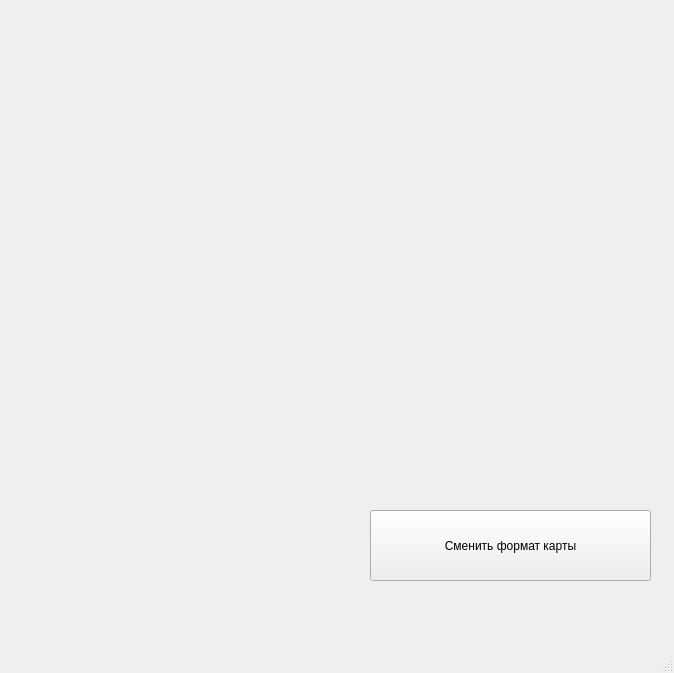
This is api/main.ui in 123name123/super_mega_cool_project as Qt 5 draws it before an edit. The edited form follows.
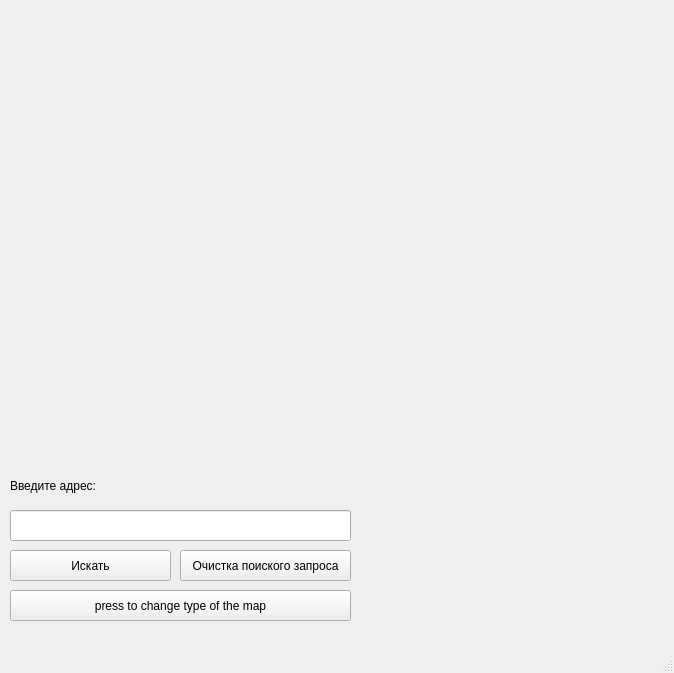
This is the edited form.

Commit message: clear_search

Diff of the .ui file:
```diff
--- a/api/main.ui
+++ b/api/main.ui
@@ -27,20 +27,66 @@
      <string/>
     </property>
    </widget>
-   <widget class="QPushButton" name="pushButton">
+   <widget class="QLineEdit" name="input">
     <property name="geometry">
      <rect>
-      <x>370</x>
+      <x>10</x>
       <y>510</y>
-      <width>281</width>
-      <height>71</height>
+      <width>341</width>
+      <height>31</height>
      </rect>
     </property>
+   </widget>
+   <widget class="QPushButton" name="search">
+    <property name="geometry">
+     <rect>
+      <x>10</x>
+      <y>550</y>
+      <width>161</width>
+      <height>31</height>
+     </rect>
+    </property>
     <property name="text">
-     <string>Сменить формат карты</string>
+     <string>Искать</string>
     </property>
-    <property name="flat">
-     <bool>false</bool>
+   </widget>
+   <widget class="QLabel" name="label_2">
+    <property name="geometry">
+     <rect>
+      <x>10</x>
+      <y>470</y>
+      <width>211</width>
+      <height>31</height>
+     </rect>
+    </property>
+    <property name="text">
+     <string>Введите адрес:</string>
+    </property>
+   </widget>
+   <widget class="QPushButton" name="chng_map">
+    <property name="geometry">
+     <rect>
+      <x>10</x>
+      <y>590</y>
+      <width>341</width>
+      <height>31</height>
+     </rect>
+    </property>
+    <property name="text">
+     <string>press to change type of the map</string>
+    </property>
+   </widget>
+   <widget class="QPushButton" name="pushButton">
+    <property name="geometry">
+     <rect>
+      <x>180</x>
+      <y>550</y>
+      <width>171</width>
+      <height>31</height>
+     </rect>
+    </property>
+    <property name="text">
+     <string>Очистка поиского запроса</string>
     </property>
    </widget>
   </widget>
```
The commit also changes 5 other files.
